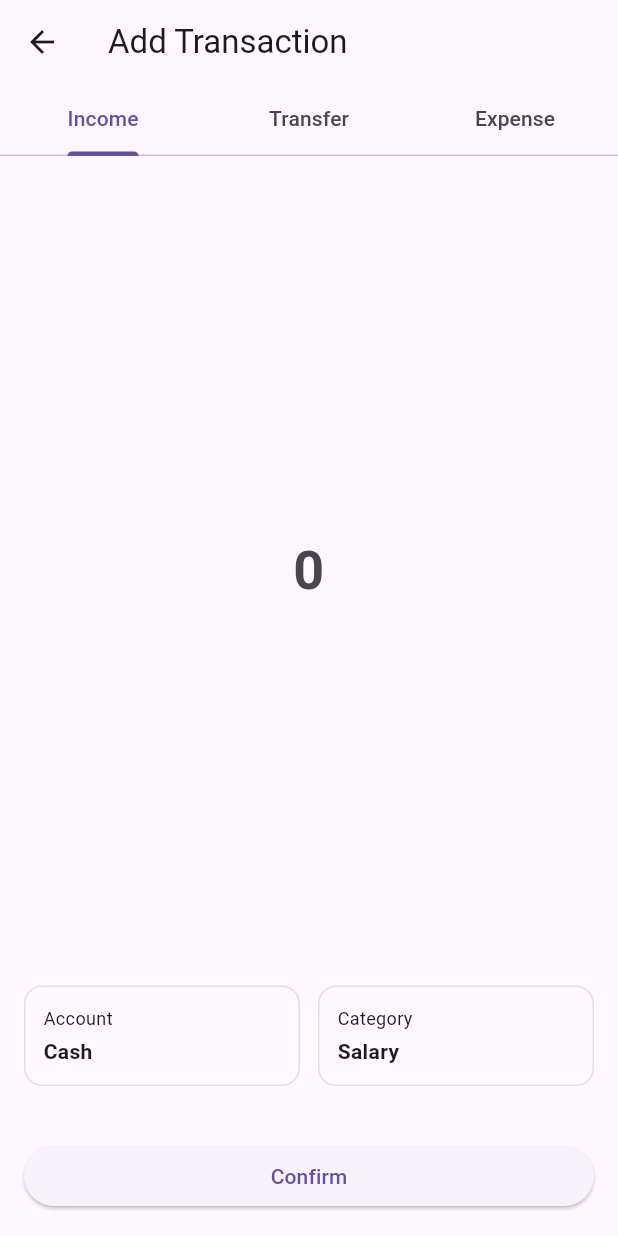
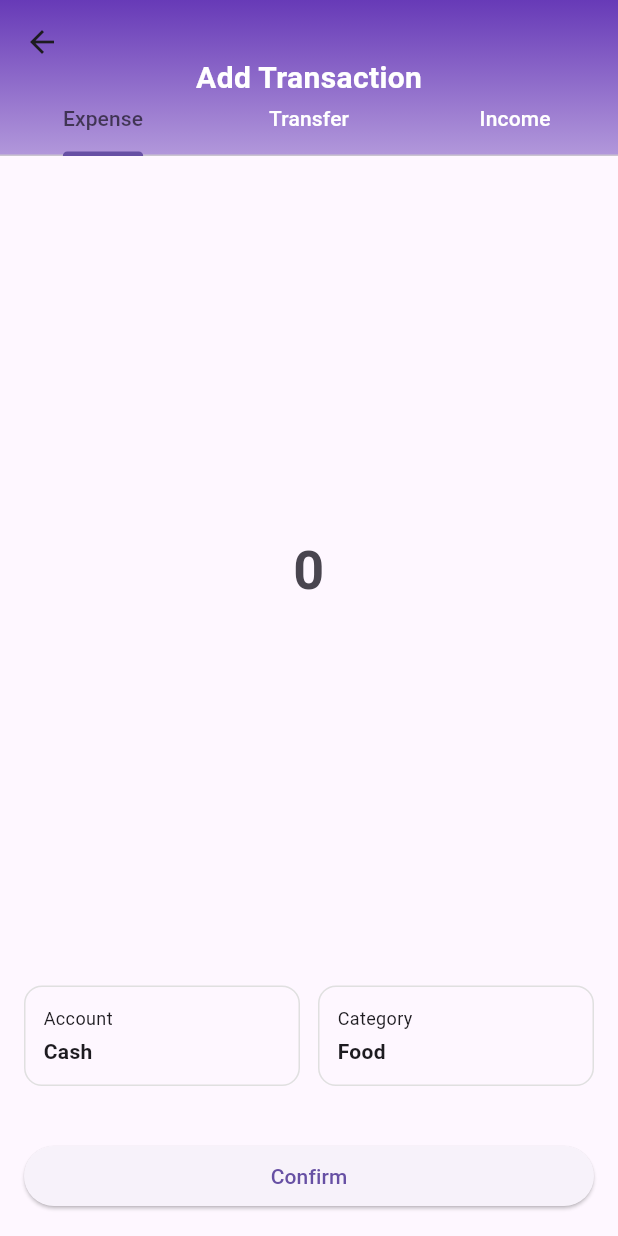
Before and after one commit to iffykhan/personal_finnace, a Flutter app: the AddTransactionScreen screen opened by its route, on a phone screen of 412 x 824 dp. Run offline on Flutter 3.47's test engine with Material 3 defaults, Android fonts, the phone set to English and light mode, and no system bars; our stand-ins replace cloud_firestore, firebase_auth, firebase_core, flutter_riverpod, flutter_signin_button; accounts and stored records are empty; generated files the repository leaves out were written again.

Commit message:
style: Enhance UI with gradient background for Add Transaction

```diff
--- a/lib/ui/screens/add_transaction_screen.dart
+++ b/lib/ui/screens/add_transaction_screen.dart
@@ -11,21 +11,32 @@ class AddTransactionScreen extends StatelessWidget {
       length: 3,
       child: Scaffold(
         appBar: AppBar(
-          //backgroundColor: Colors.deepPurple,
-          title: const Text('Add Transaction',),
-          bottom: const TabBar(
+          flexibleSpace: Container(
+            decoration: BoxDecoration(
+                gradient: LinearGradient(colors: [
+                  Colors.deepPurple,
+                  Colors.deepPurple.withValues(alpha: 0.5)
+                ], begin: Alignment.topCenter, end: Alignment.bottomCenter)
+                ),
+            child: const Center(
+              child: Text('Add Transaction', style: TextStyle(fontSize: 20, fontWeight: FontWeight.bold, color: Colors.white)),
+            ),
+          ),
+          bottom: TabBar(
             tabs: [
+              Tab(text: 'Expense' ,),
+              Tab(text: 'Transfer'),
               Tab(text: 'Income'),
-              Tab(text: 'Transfer'),
-              Tab(text: 'Expense'),
             ],
+            labelColor:Colors.black.withValues(alpha:0.60),
+            unselectedLabelColor: Colors.white
           ),
         ),
         body: const TabBarView(
           children: [
+            TransactionTab(type: TransactionType.expense),
+            TransactionTab(type: TransactionType.transfer),
             TransactionTab(type: TransactionType.income),
-            TransactionTab(type: TransactionType.transfer),
-            TransactionTab(type: TransactionType.expense),
           ],
         ),
       ),
@@ -50,29 +61,7 @@ class _TransactionTabState extends State<TransactionTab> {
   Category? selectedCategory;
   Account selectedAccount = dummyAccounts.first;
 
-  // void _selectAccount() async {
-  //   final Account? account = await showModalBottomSheet<Account>(
-  //     context: context,
-  //     shape: const RoundedRectangleBorder(
-  //       borderRadius: BorderRadius.vertical(top: Radius.circular(16)),
-  //     ),
-  //     builder: (_) {
-  //       return ListView(
-  //         children: dummyAccounts.map((acc) {
-  //           return ListTile(
-  //             title: Text(acc.name),
-  //             subtitle: Text('Balance: ${acc.balance}'),
-  //             onTap: () => Navigator.pop(context, acc),
-  //           );
-  //         }).toList(),
-  //       );
-  //     },
-  //   );
-  //
-  //   if (account != null) {
-  //     setState(() => selectedAccount = account);
-  //   }
-  // }
+
 
   Future<Account?> _selectAccount({
     required String title,
@@ -221,22 +210,6 @@ class _TransactionTabState extends State<TransactionTab> {
         /// Account & Category row
         Padding(
           padding: const EdgeInsets.symmetric(horizontal: 16),
-          // child: Row(
-          //   children: [
-          //     _SelectorTile(
-          //       label: 'Account',
-          //       value: selectedAccount.name,
-          //       onTap: _selectAccount,
-          //     ),
-          //     const SizedBox(width: 12),
-          //     _SelectorTile(
-          //       label: 'Category',
-          //       value: selectedCategory.name,
-          //       onTap: _selectCategory,
-          //     ),
-          //   ],
-          // )
-
             child: Row(
               children: [
                 /// LEFT
```
